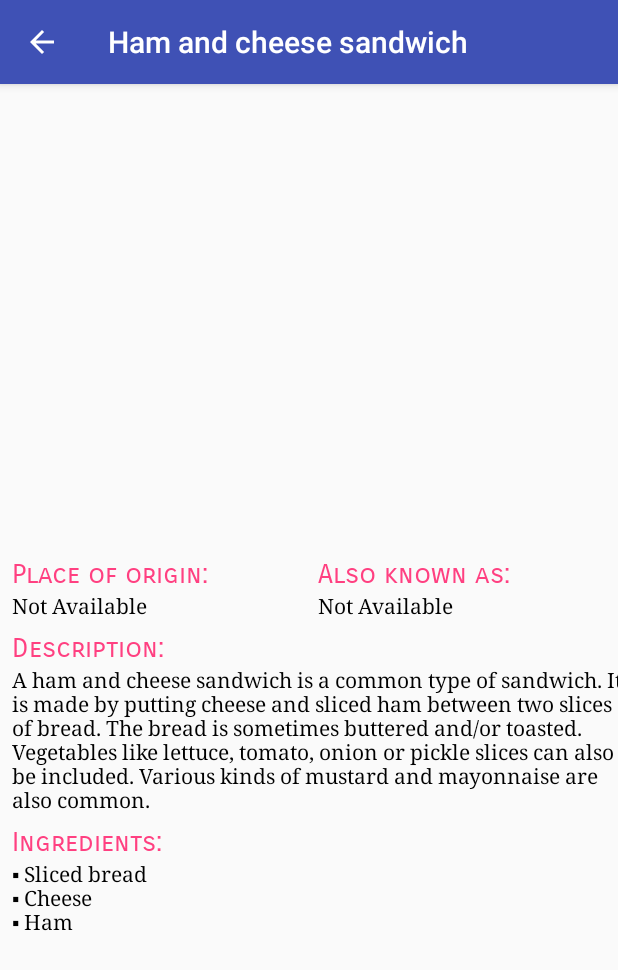
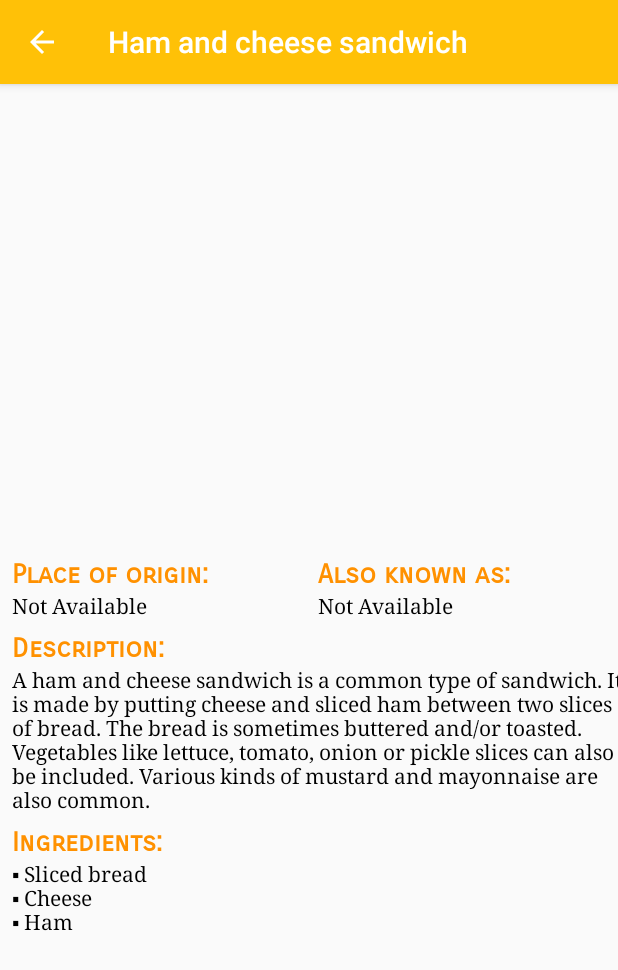
Before and after one commit to amy6/sandwich-club, an Android app: the screen it shows after launch (DetailActivity), after a tap on "Ham and cheese sandwich", on a phone screen of 412 x 824 dp. Shown: the top 970 px of the screen. Run offline under Robolectric (Android 15) with nearby library versions, the phone set to English and light mode, and no system bars; our stand-ins replace ButterKnife, Picasso; libraries missing offline, so code that uses them is left out: butterknife.internal.

Commit message:
change color theme

```diff
--- a/app/src/main/res/layout/activity_detail.xml
+++ b/app/src/main/res/layout/activity_detail.xml
@@ -51,6 +51,7 @@
             android:textAppearance="?android:textAppearanceMedium"
             android:textColor="@color/colorAccent"
             android:typeface="sans"
+            android:textStyle="bold"
             app:layout_constraintStart_toStartOf="parent"
             app:layout_constraintTop_toBottomOf="@id/image_iv" />
 
@@ -85,6 +86,7 @@
             android:textAppearance="?android:textAppearanceMedium"
             android:textColor="@color/colorAccent"
             android:typeface="sans"
+            android:textStyle="bold"
             app:layout_constraintEnd_toEndOf="parent"
             app:layout_constraintStart_toEndOf="@+id/origin_label"
             app:layout_constraintTop_toBottomOf="@+id/image_iv" />
@@ -118,6 +120,7 @@
             android:textAppearance="?android:textAppearanceMedium"
             android:textColor="@color/colorAccent"
             android:typeface="sans"
+            android:textStyle="bold"
             app:layout_constraintEnd_toEndOf="parent"
             app:layout_constraintHorizontal_bias="0.0"
             app:layout_constraintStart_toStartOf="parent"
@@ -157,6 +160,7 @@
             android:textAppearance="?android:textAppearanceMedium"
             android:textColor="@color/colorAccent"
             android:typeface="sans"
+            android:textStyle="bold"
             app:layout_constraintEnd_toEndOf="parent"
             app:layout_constraintHorizontal_bias="0.0"
             app:layout_constraintStart_toStartOf="parent"
--- a/app/src/main/res/values/colors.xml
+++ b/app/src/main/res/values/colors.xml
@@ -1,6 +1,6 @@
 <?xml version="1.0" encoding="utf-8"?>
 <resources>
-    <color name="colorPrimary">#3F51B5</color>
-    <color name="colorPrimaryDark">#303F9F</color>
-    <color name="colorAccent">#FF4081</color>
+    <color name="colorPrimary">#ffc107</color>
+    <color name="colorPrimaryDark">#c79100</color>
+    <color name="colorAccent">#ff9100</color>
 </resources>
```
